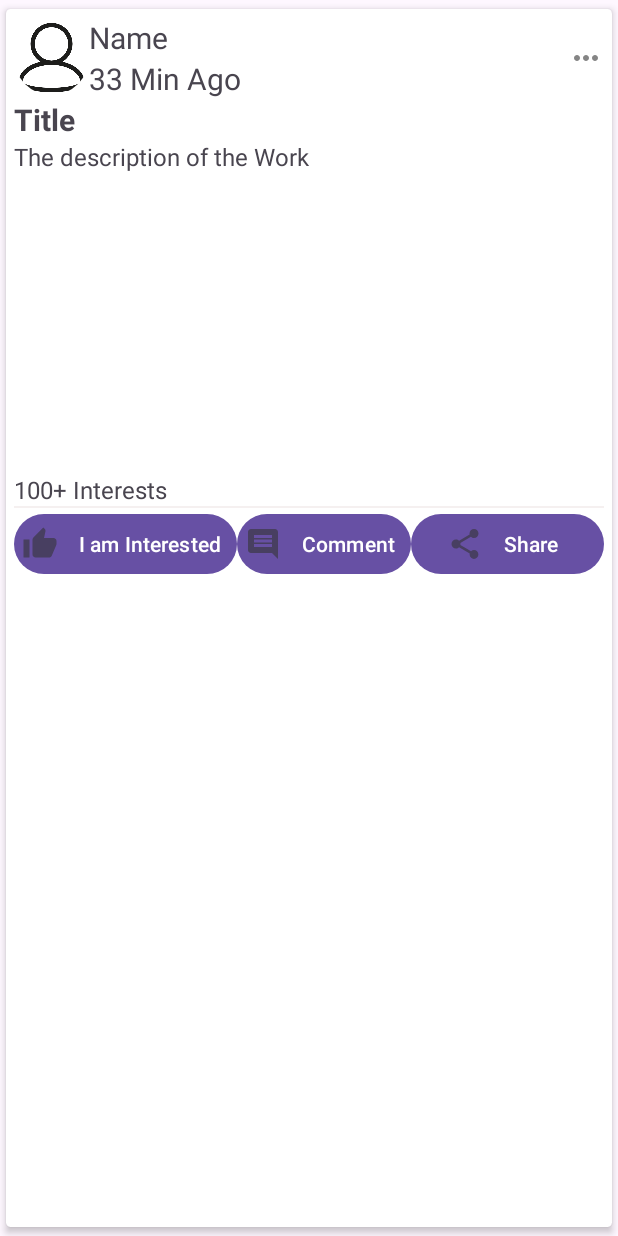
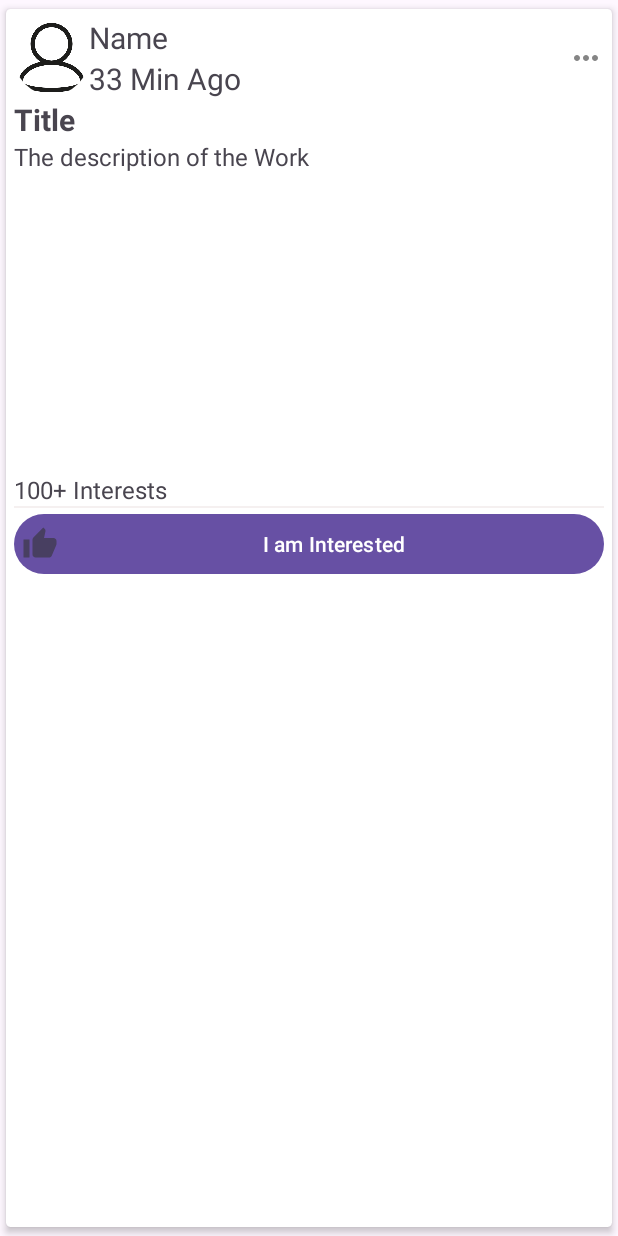
Before and after one commit to fourhaan/CosmicLink, an Android app: the layout row_posts.xml on its own in the app's theme, with its tools: preview values and no code run, on a phone screen of 412 x 824 dp. Run offline under Robolectric (Android 15) with nearby library versions, the phone set to English and light mode, and no system bars; Roboto replaces fonts that are not available here.

Commit message:
Added AdapterPosts to new folder

```diff
--- a/app/src/main/java/com/example/volunteerapp/AdapterPosts.java
+++ b/app/src/main/java/com/example/volunteerapp/Adapter/AdapterPosts.java
@@ -1,7 +1,6 @@
-package com.example.volunteerapp;
+package com.example.volunteerapp.Adapter;
 
 import android.content.Context;
-import android.graphics.ColorSpace;
 import android.text.format.DateFormat;
 import android.view.LayoutInflater;
 import android.view.View;
@@ -16,6 +15,7 @@ import androidx.annotation.NonNull;
 import androidx.recyclerview.widget.RecyclerView;
 
 import com.example.volunteerapp.Models.modelPost;
+import com.example.volunteerapp.R;
 import com.squareup.picasso.Picasso;
 
 
@@ -66,7 +66,7 @@ public class AdapterPosts extends RecyclerView.Adapter<AdapterPosts.MyHolder> {
 
         //Set postImage
         //If there is no image
-        if(pImage.equals("noImage")){
+        if(pImage.equals("no_image")){
             //To hide imageview
             holder.postImg.setVisibility(View.GONE);
         }
@@ -89,12 +89,6 @@ public class AdapterPosts extends RecyclerView.Adapter<AdapterPosts.MyHolder> {
             @Override
             public void onClick(View view) {
                 Toast.makeText(context, "Interested", Toast.LENGTH_SHORT).show();
-            }
-        });
-        holder.shareBtn.setOnClickListener(new View.OnClickListener() {
-            @Override
-            public void onClick(View view) {
-                Toast.makeText(context, "Share", Toast.LENGTH_SHORT).show();
             }
         });
     }
@@ -124,8 +118,6 @@ public class AdapterPosts extends RecyclerView.Adapter<AdapterPosts.MyHolder> {
             interested = itemView.findViewById(R.id.interested);
             moreBtn = itemView.findViewById(R.id.moreBtn);
             interestedBtn = itemView.findViewById(R.id.interestedBtn);
-            commentBtn = itemView.findViewById(R.id.commentBtn);
-            shareBtn = itemView.findViewById(R.id.shareBtn);
         }
     }
 }
--- a/app/src/main/java/com/example/volunteerapp/Fragments/VolHomeFragment.java
+++ b/app/src/main/java/com/example/volunteerapp/Fragments/VolHomeFragment.java
@@ -12,7 +12,7 @@ import android.view.View;
 import android.view.ViewGroup;
 import android.widget.Toast;
 
-import com.example.volunteerapp.AdapterPosts;
+import com.example.volunteerapp.Adapter.AdapterPosts;
 import com.example.volunteerapp.Models.modelPost;
 import com.example.volunteerapp.R;
 import com.google.firebase.auth.FirebaseAuth;
--- a/app/src/main/res/layout/row_posts.xml
+++ b/app/src/main/res/layout/row_posts.xml
@@ -68,11 +68,12 @@
             android:text="The description of the Work"
             android:textSize="16dp"/>
 
-        <TextView
+        <ImageView
             android:id="@+id/postImg"
             android:layout_width="match_parent"
             android:layout_height="200dp"
-            android:textSize="16dp"/>
+            android:textSize="16dp" />
+
         <TextView
             android:id="@+id/interested"
             android:layout_width="match_parent"
@@ -98,21 +99,7 @@
                 android:padding="5dp"
                 android:drawableLeft="@drawable/ic_thumbsup"
                 android:text="I am Interested"/>
-            <Button
-                android:id="@+id/commentBtn"
-                android:layout_width="wrap_content"
-                android:padding="5dp"
-                android:layout_height="wrap_content"
-                android:drawableLeft="@drawable/ic_comment"
-                android:layout_weight="1"
-                android:text="Comment"/>
-            <Button
-                android:id="@+id/shareBtn"
-                android:drawableLeft="@drawable/ic_shareimg"
-                android:layout_width="wrap_content"
-                android:layout_height="wrap_content"
-                android:layout_weight="1"
-                android:text="Share"/>
+
 
         </LinearLayout>
     </LinearLayout>
```
